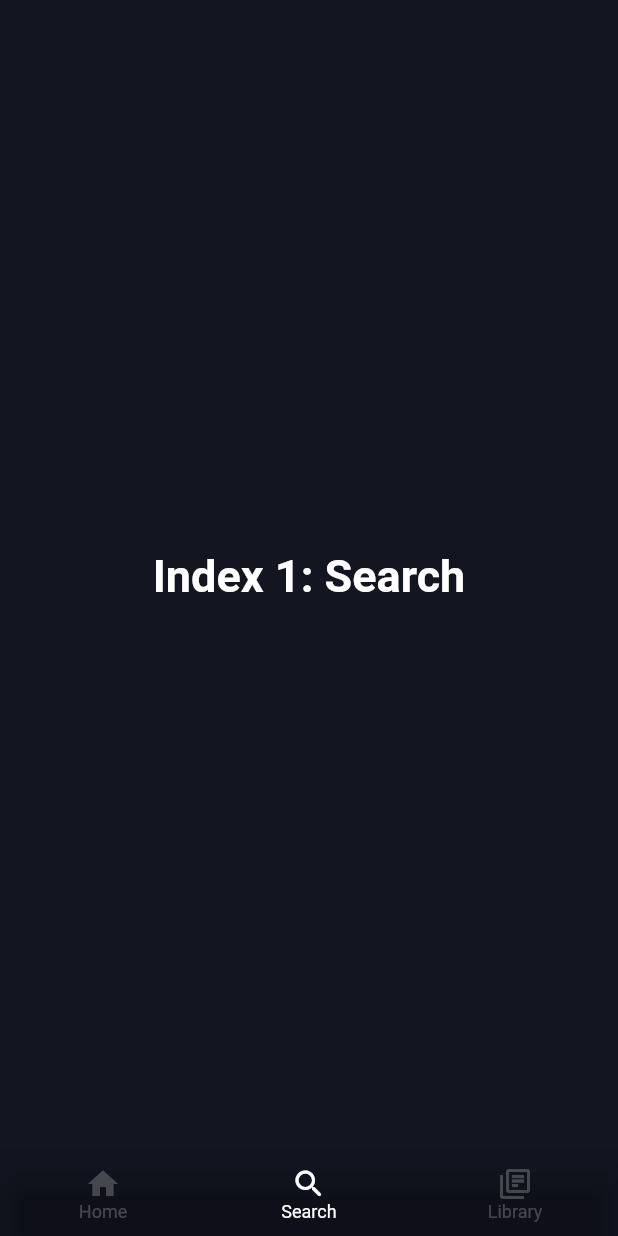
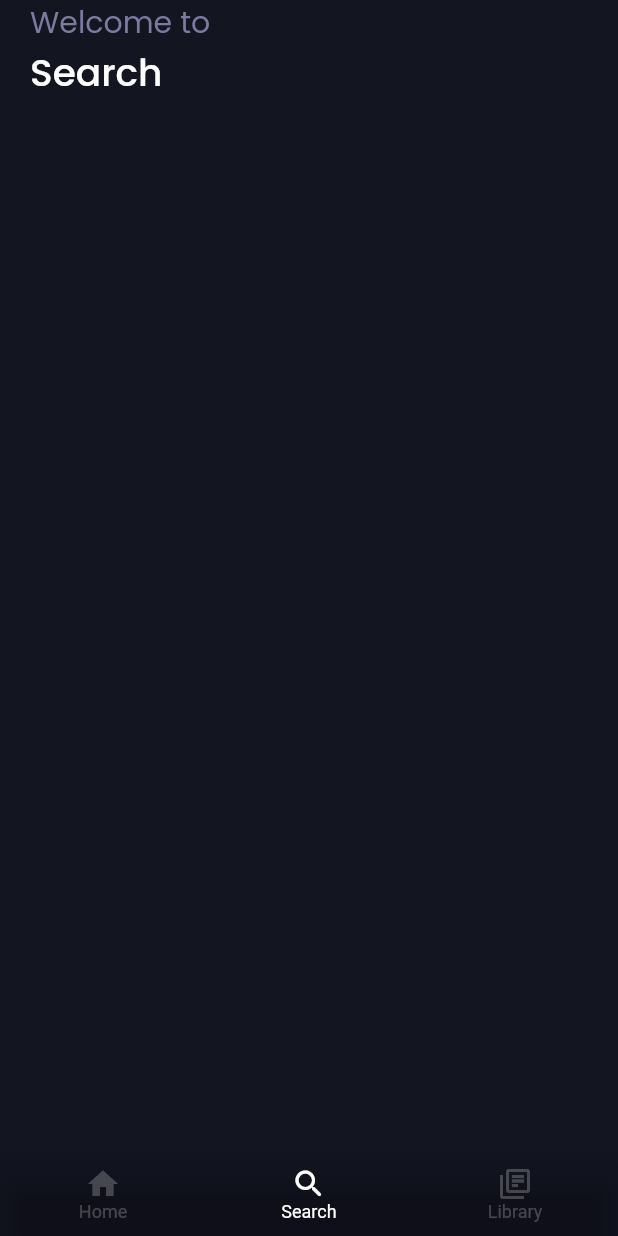
Before and after one commit to DannyPX/rabble, a Flutter app: the MainPage screen opened directly, item 2 of the bottom bar chosen, on a phone screen of 412 x 824 dp. Run offline on Flutter 3.47's test engine with Material 2 defaults, Android fonts, the phone set to English and light mode, and no system bars; our stand-ins replace flutter_svg.

Commit message:
Added pagetitle component

```diff
--- /dev/null
+++ b/lib/components/pagetitle.dart
@@ -0,0 +1,22 @@
+import 'package:flutter/material.dart';
+
+import '../constants.dart';
+
+class PageTitle extends StatelessWidget {
+  PageTitle({Key? key, required this.welcomeMessage, required this.title})
+      : super(key: key);
+
+  bool welcomeMessage;
+  String title;
+
+  @override
+  Widget build(BuildContext context) {
+    return Column(
+      crossAxisAlignment: CrossAxisAlignment.start,
+      children: [
+        if (welcomeMessage) Text("Welcome to", style: fUpperTitle),
+        Text(title, style: fTitleStyle),
+      ],
+    );
+  }
+}
--- a/lib/views/main.dart
+++ b/lib/views/main.dart
@@ -1,4 +1,5 @@
 import 'package:flutter/material.dart';
+import 'package:rabble/views/search.dart';
 import '../constants.dart';
 
 class MainPage extends StatefulWidget {
@@ -17,10 +18,7 @@ class _HomePageState extends State<MainPage> {
       "Index 0: Home",
       style: optionStyle,
     ),
-    Text(
-      "Index 1: Search",
-      style: optionStyle,
-    ),
+    SearchPage(),
     Text(
       "Index 2: Library",
       style: optionStyle,
@@ -37,8 +35,16 @@ class _HomePageState extends State<MainPage> {
   Widget build(BuildContext context) {
     return Scaffold(
       backgroundColor: cBackgroundColor,
-      body: Center(
-        child: _widgetOptions.elementAt(_selectedIndex),
+      // MADE THIS A STACK FOR CURRENTLY PLAYING CARD ADDED LATER
+      body: Stack(
+        children: [
+          SafeArea(
+            child: Padding(
+              padding: EdgeInsets.symmetric(horizontal: 20.0),
+              child: _widgetOptions.elementAt(_selectedIndex),
+            ),
+          ),
+        ],
       ),
       bottomNavigationBar: Container(
         decoration: const BoxDecoration(
--- /dev/null
+++ b/lib/views/search.dart
@@ -0,0 +1,15 @@
+import 'package:flutter/material.dart';
+import 'package:rabble/components/pagetitle.dart';
+
+class SearchPage extends StatelessWidget {
+  const SearchPage({Key? key}) : super(key: key);
+
+  @override
+  Widget build(BuildContext context) {
+    return Column(
+      children: [
+        PageTitle(welcomeMessage: true, title: "Search"),
+      ],
+    );
+  }
+}
```
